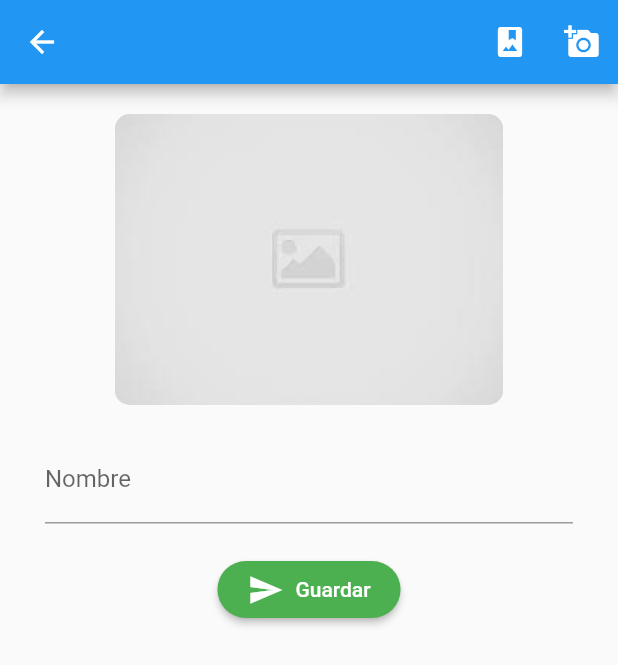
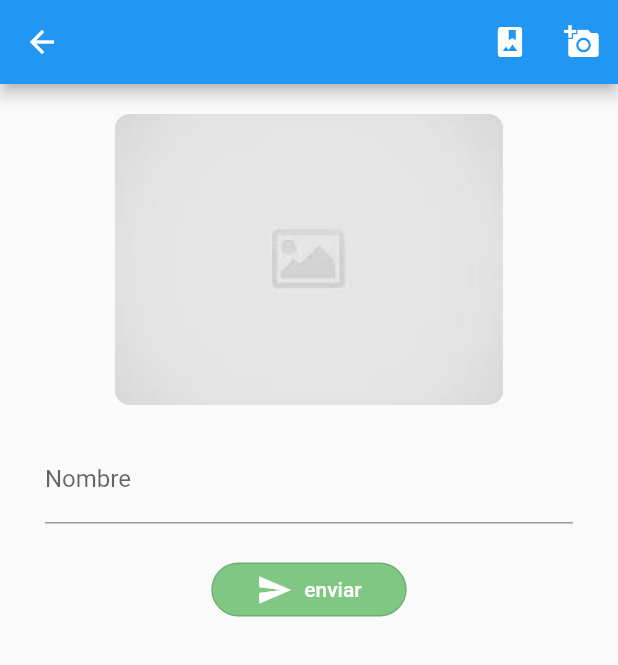
Before and after one commit to devlitus/gallery_app, a Flutter app: the screen it shows after launch, after a tap on the "add" icon, on a phone screen of 412 x 824 dp. Shown: the top 665 px of the screen. Run offline on Flutter 3.47's test engine with Material 2 defaults, Android fonts, the phone set to English and light mode, and no system bars; our stand-ins replace bloc, flutter_bloc, image_picker, liquid_pull_to_refresh; missing offline and left inert: cloudinary_sdk; network calls fail.

Commit message:
refactor button submit

```diff
--- a/lib/bloc/product/product_bloc.dart
+++ b/lib/bloc/product/product_bloc.dart
@@ -14,7 +14,7 @@ part 'product_state.dart';
 class ProductBloc extends Bloc<ProductEvent, ProductState> {
   ProductBloc() : super(ProductInitial());
   final ProductService productService = ProductService();
-
+  final List<ProductModel> itemChecked = [];
   @override
   Stream<ProductState> mapEventToState(ProductEvent event) async* {
     switch (event.runtimeType) {
@@ -27,10 +27,12 @@ class ProductBloc extends Bloc<ProductEvent, ProductState> {
       case OnAddImageAlbum:
         yield* _addImageAlbum(event);
         break;
+      case OnIsChecked:
+        yield* _isChecked(event);
+        break;
       case OnDeleteItemProduct:
         yield* _deleteItemProduct(event);
         break;
-
       default:
     }
   }
@@ -55,9 +57,18 @@ class ProductBloc extends Bloc<ProductEvent, ProductState> {
     yield state.copyWith(product: state.product);
   }
 
-  Stream<ProductState> _deleteItemProduct(OnDeleteItemProduct event) async* {
-    // final productChecked = event.productCheck.toJson();
-
+  Stream<ProductState> _isChecked(OnIsChecked event) async* {
+    print(event.productCheck.toJson());
     yield state.copyWith(product: event.productCheck);
   }
+
+  Stream<ProductState> _deleteItemProduct(OnDeleteItemProduct event) async* {
+    final bool check = event.product.check;
+    if (check) {
+      itemChecked.add(event.product);
+    } else {
+      itemChecked.remove(event.product);
+    }
+    yield state.copyWith(deleteProduct: itemChecked);
+  }
 }
--- a/lib/bloc/product/product_event.dart
+++ b/lib/bloc/product/product_event.dart
@@ -18,13 +18,13 @@ class OnAddImageAlbum extends ProductEvent {
 }
 
 class OnDeleteItemProduct extends ProductEvent {
-  final ProductModel productCheck;
+  final ProductModel product;
 
-  OnDeleteItemProduct({this.productCheck});
+  OnDeleteItemProduct({this.product});
 }
 
 class OnIsChecked extends ProductEvent {
-  final bool checked;
+  final ProductModel productCheck;
 
-  OnIsChecked(this.checked);
+  OnIsChecked({this.productCheck});
 }
--- a/lib/bloc/product/product_state.dart
+++ b/lib/bloc/product/product_state.dart
@@ -4,16 +4,19 @@ part of 'product_bloc.dart';
 abstract class ProductState {
   final ProductModel product;
   final List<ProductModel> products;
+  final List<ProductModel> deleteProduct;
   final String id;
 
   ProductState({
     this.product,
     this.products,
+    this.deleteProduct,
     this.id,
   });
   copyWith({
     ProductModel product,
     List<ProductModel> products,
+    List<ProductModel> deleteProduct,
     ProductModel id,
   });
 }
@@ -21,23 +24,27 @@ abstract class ProductState {
 class ProductInitial extends ProductState {
   final ProductModel product;
   final List<ProductModel> products;
+  final List<ProductModel> deleteProduct;
   final String id;
 
   ProductInitial({
     this.product,
     this.products,
+    List<ProductModel> deleteProduct,
     this.id,
-  });
+  }) : deleteProduct = deleteProduct ?? [];
 
   @override
   copyWith({
     ProductModel product,
     List<ProductModel> products,
+    List<ProductModel> deleteProduct,
     ProductModel id,
   }) =>
       ProductInitial(
         product: product ?? this.product,
         products: products ?? this.products,
+        deleteProduct: deleteProduct ?? this.deleteProduct,
         id: id ?? this.id,
       );
 }
--- a/lib/screens/product_screen.dart
+++ b/lib/screens/product_screen.dart
@@ -110,17 +110,20 @@ class ProductScreen extends StatelessWidget {
                 SizedBox(
                   height: 20.0,
                 ),
-                RaisedButton.icon(
-                  shape: RoundedRectangleBorder(
-                      borderRadius: BorderRadius.circular(20.0)),
-                  padding:
-                      EdgeInsets.symmetric(vertical: 7.0, horizontal: 20.0),
-                  color: Colors.green,
-                  textColor: Color(0xffffffff),
-                  icon: Icon(Icons.send),
-                  label: Text('Guardar'),
+                OutlinedButton.icon(
+                  style: ButtonStyle(
+                    shape: MaterialStateProperty.all<RoundedRectangleBorder>(
+                        RoundedRectangleBorder(
+                            borderRadius: BorderRadius.circular(20.0))),
+                    padding: MaterialStateProperty.all<EdgeInsets>(
+                        EdgeInsets.symmetric(horizontal: 30.0)),
+                    backgroundColor:
+                        MaterialStateProperty.all<Color>(Colors.green[300]),
+                  ),
+                  icon: Icon(Icons.send, color: Colors.white),
+                  label: Text('enviar', style: TextStyle(color: Colors.white)),
                   onPressed: () => _submit(context, _formKey, product),
-                )
+                ),
               ],
             ),
           );
@@ -129,7 +132,7 @@ class ProductScreen extends StatelessWidget {
     );
   }
 
-  void _submit(BuildContext contex, GlobalKey<FormState> _formkey,
+  void _submit(BuildContext context, GlobalKey<FormState> _formkey,
       ProductModel product) async {
     final productService = ProductService();
     if (!_formkey.currentState.validate()) return;
@@ -141,8 +144,8 @@ class ProductScreen extends StatelessWidget {
     (product.id == null)
         ? productService.createProduct(product)
         : productService.editProduct(product);
-    contex.read<ProductBloc>().add(OnGetListProducts());
-    Navigator.pop(contex);
+    context.read<ProductBloc>().add(OnGetListProducts());
+    Navigator.pop(context);
   }
 
   void _album(BuildContext context) {
@@ -164,3 +167,14 @@ class ProductScreen extends StatelessWidget {
     }
   }
 }
+
+
+
+
+
+// shape: RoundedRectangleBorder(
+//                       borderRadius: BorderRadius.circular(20.0)),
+//                   padding:
+//                       EdgeInsets.symmetric(vertical: 7.0, horizontal: 20.0),
+//                   color: Colors.green,
+//                   textColor: Color(0xffffffff),
--- a/lib/widgets/custom_grid.dart
+++ b/lib/widgets/custom_grid.dart
@@ -96,7 +96,8 @@ class GridItem extends StatelessWidget {
       product.check = !product.check;
     }
     context.read<ProductBloc>()
-      ..add(OnDeleteItemProduct(productCheck: product));
+      ..add(OnIsChecked(productCheck: product))
+      ..add(OnDeleteItemProduct(product: product));
   }
 
   Container _checked() {
--- a/pubspec.yaml
+++ b/pubspec.yaml
@@ -30,8 +30,8 @@ dependencies:
   cupertino_icons: ^1.0.0
   http: ^0.12.2
   image_picker: ^0.6.7+22
-  bloc: ^6.1.1
-  flutter_bloc: ^6.1.1
+  bloc: ^7.0.0
+  flutter_bloc: ^7.0.0
   cloudinary_sdk: ^1.0.3+4
   liquid_pull_to_refresh: ^2.0.0
 
```
Also changed, not shown: lib/services/product_service.dart (+16 -3 lines), pubspec.lock.
